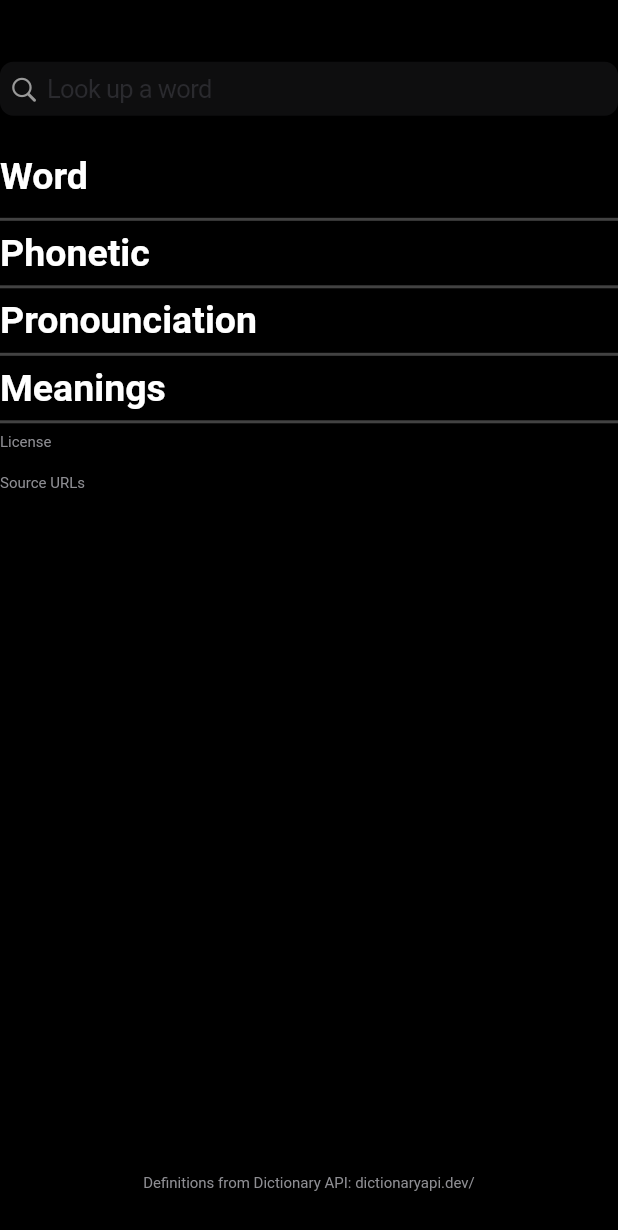
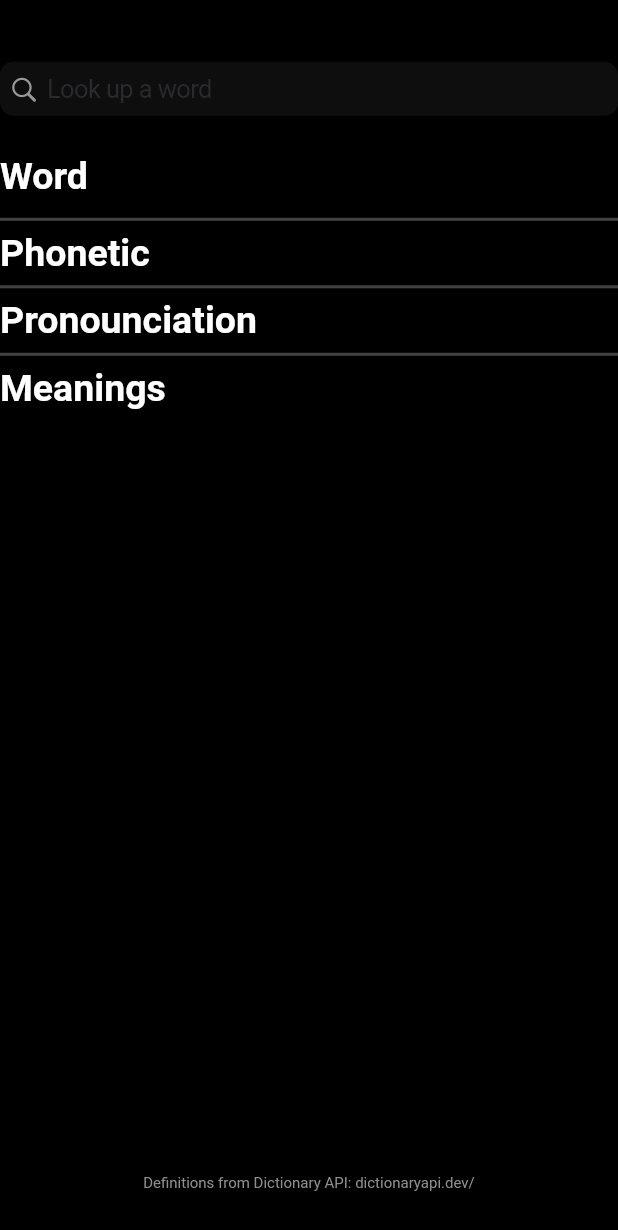
Before and after one commit to ritwiktakkar/WordDefiner, a Flutter app: the screen it shows after launch, on a phone screen of 412 x 824 dp. Shown: the top 1230 px of the screen. Run offline on Flutter 3.47's test engine with Material 2 defaults, Android fonts, the phone set to English and light mode, and no system bars; drawn by our look-alikes of auto_size_text; our stand-ins replace audioplayers.

```diff
--- a/lib/main.dart
+++ b/lib/main.dart
@@ -55,6 +55,7 @@ class _HomePageState extends State<HomePage> {
   final audioPlayer = AudioPlayer();
 
   String wordToDefine = "";
+  String phonetic = '';
   String pronounciationAudioSource = '';
   String pronounciationSourceUrl = '';
 
@@ -62,6 +63,7 @@ class _HomePageState extends State<HomePage> {
     if (alsoWord == true) {
       outputWordController.clear();
     }
+    phonetic = '';
     outputPhoneticController.clear();
     pronounciationSourceController.clear();
     pronounciationAudioSource = '';
@@ -85,12 +87,6 @@ class _HomePageState extends State<HomePage> {
     color: CupertinoColors.white,
     fontWeight: FontWeight.bold,
     fontSize: 35,
-  );
-
-  TextStyle phonetic = TextStyle(
-    color: CupertinoColors.white,
-    fontWeight: FontWeight.bold,
-    fontSize: 25,
   );
 
   TextStyle subsectionTitle = TextStyle(
@@ -157,9 +153,8 @@ class _HomePageState extends State<HomePage> {
                             // 1 - for phonetic (assign last phonetic to outputPhoneticController.text)
                             (((element.phonetic != '') &&
                                     (element.phonetic != null))
-                                ? (outputPhoneticController.text =
-                                    element.phonetic as String)
-                                : (outputPhoneticController.text = ''));
+                                ? (phonetic = element.phonetic as String)
+                                : (phonetic = ''));
                             // 2 - for pronounciation (look through each field in phonetics and assign last audio to pronounciationAudioSource)
                             // 2.1 - for audio
                             element.phonetics?.forEach((elementPhonetic) {
@@ -201,11 +196,13 @@ class _HomePageState extends State<HomePage> {
                                   : (sourceUrls.add(elementSourceUrl)));
                             });
                           });
+                          // assign phonetic to phonetic controller
+                          outputPhoneticController.text = phonetic;
                           // assign pronounciationSourceController.text to pronounciationSourceUrl
                           pronounciationSourceController.text =
                               pronounciationSourceUrl;
                           // assign sourceUrls list to its text editing controller
-                          sourceUrlsController.text = sourceUrls.join('\n');
+                          sourceUrlsController.text = sourceUrls.join(', ');
                           // assign license lists to their respective text editing controllers
                           licenseNameController.text = licenseNames.join(', ');
                           licenseUrlsController.text = licenseUrls.join(', ');
@@ -284,7 +281,7 @@ class _HomePageState extends State<HomePage> {
                                           width: screenWidth * .7,
                                           child: AutoSizeText(
                                             outputPhoneticController.text,
-                                            style: phonetic,
+                                            style: subsectionTitle,
                                             textAlign: TextAlign.center,
                                             maxLines: 1,
                                             overflow: TextOverflow.ellipsis,
@@ -377,100 +374,54 @@ class _HomePageState extends State<HomePage> {
                                         ),
                                       ],
                                     ),
+                                    Visibility(
+                                      visible: (licenseNameController.text !=
+                                              '') |
+                                          (licenseUrlsController.text != ''),
+                                      child: Column(
+                                        children: [
                                           Divider(
-                                      // divider between first and second half of widgets
                                             color: Colors.grey[800],
                                             thickness: 2,
+                                          ),
+                                          Row(
+                                            children: [
+                                              Flexible(
+                                                child: Text(
+                                                  "License name: ${licenseNameController.text}",
+                                                  style: corporate,
+                                                ),
+                                              ),
+                                            ],
+                                          ),
+                                          Row(
+                                            children: [
+                                              Flexible(
+                                                child: Text(
+                                                  "License URLs: ${licenseUrlsController.text}",
+                                                  style: corporate,
+                                                ),
+                                              ),
+                                            ],
                                           ),
                                           Row(
                                             // mainAxisAlignment:
                                             //     MainAxisAlignment.spaceAround,
                                             children: [
-                                        Container(
-                                          width: screenWidth * .2,
+                                              Flexible(
                                                 child: Text(
-                                            "License",
+                                                  "Source URLs: ${sourceUrlsController.text}",
                                                   style: corporate,
                                                 ),
                                               ),
-                                        Visibility(
-                                          visible:
-                                              (licenseNameController.text !=
-                                                      '') |
-                                                  (licenseUrlsController.text !=
-                                                      ''),
-                                          child: Container(
-                                            width: screenWidth * .8,
-                                            child: Column(
-                                              children: [
-                                                Padding(
-                                                  padding:
-                                                      const EdgeInsets.only(
-                                                          left: 8.0),
-                                                  child: Row(
-                                                    children: [
-                                                      Text(
-                                                        "Name: ",
-                                                        style: corporate,
-                                                      ),
-                                                      Text(
-                                                        licenseNameController
-                                                            .text,
-                                                        style: corporate,
+                                              // Text(
+                                              //   sourceUrlsController.text,
+                                              //   style: corporate,
+                                              // ),
+                                            ],
                                           ),
                                         ],
                                       ),
-                                                ),
-                                                Padding(
-                                                  padding:
-                                                      const EdgeInsets.only(
-                                                          left: 8.0),
-                                                  child: Row(
-                                                    children: [
-                                                      Text(
-                                                        "URLs: ",
-                                                        style: corporate,
-                                                      ),
-                                                      Text(
-                                                        licenseUrlsController
-                                                            .text,
-                                                        style: corporate,
-                                                      ),
-                                                    ],
-                                                  ),
-                                                ),
-                                              ],
-                                            ),
-                                          ),
-                                        ),
-                                      ],
-                                    ),
-                                    SizedBox(
-                                      height: 15,
-                                    ),
-                                    Row(
-                                      // mainAxisAlignment:
-                                      //     MainAxisAlignment.spaceAround,
-                                      children: [
-                                        Container(
-                                          width: screenWidth * .2,
-                                          child: Text(
-                                            "Source URLs",
-                                            style: corporate,
-                                          ),
-                                        ),
-                                        Container(
-                                          width: screenWidth * .8,
-                                          child: Padding(
-                                            padding: const EdgeInsets.only(
-                                                left: 8.0),
-                                            child: Text(
-                                              sourceUrlsController.text,
-                                              style: corporate,
-                                            ),
-                                          ),
-                                        ),
-                                      ],
                                     ),
                                     Row(
                                       children: [
```
Lines whose indentation alone changed are shown as unchanged.
